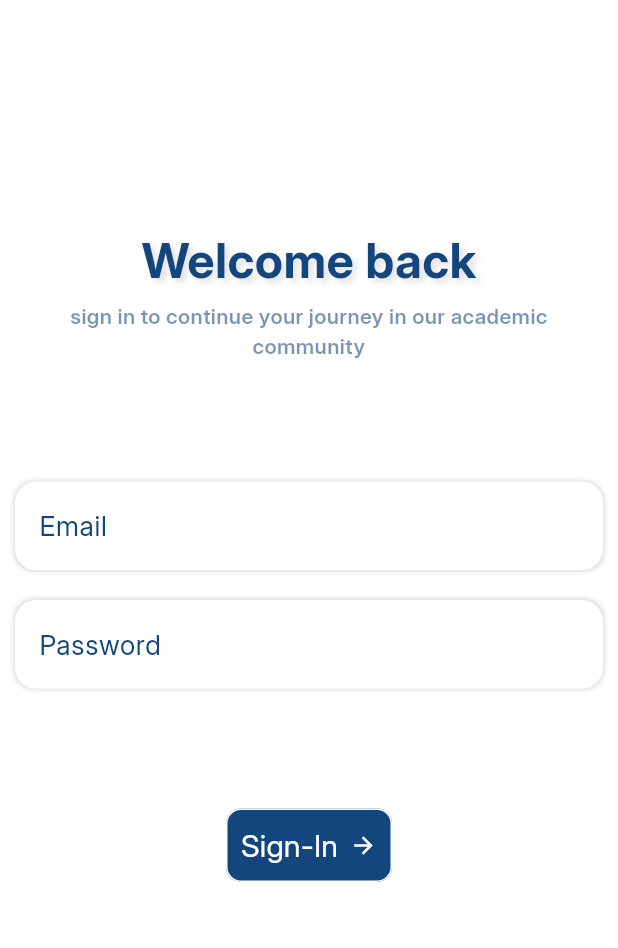
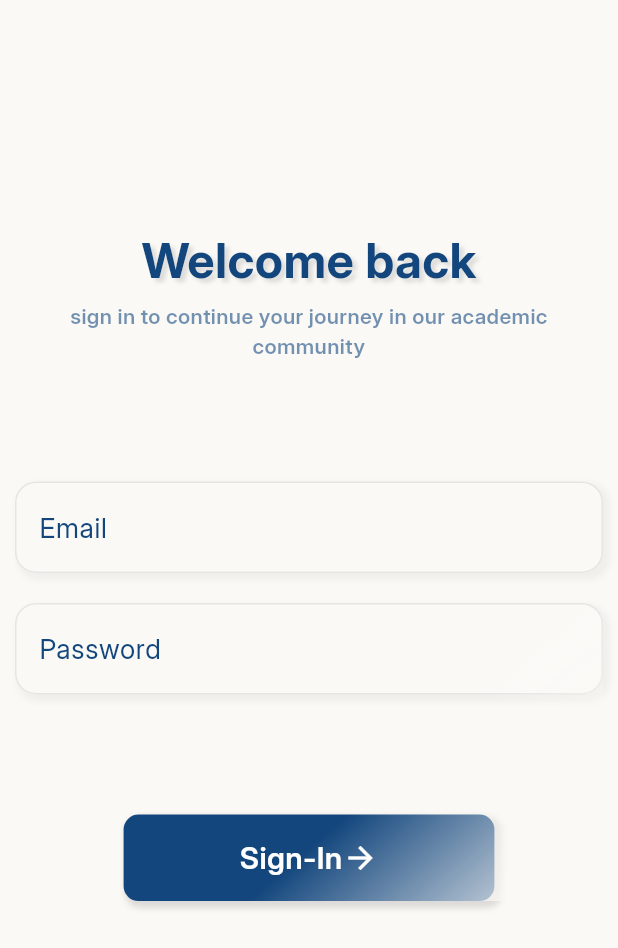
Before and after one commit to ALjavir/academicpanel, a Flutter app: the SigninPageMain screen opened directly, on a phone screen of 412 x 824 dp. Shown: the top 948 px of the screen. Run offline on Flutter 3.47's test engine with Material 3 defaults, Android fonts, the phone set to English and light mode, and no system bars; our stand-ins replace cloud_firestore, connectivity_plus, dropdown_button2, firebase_auth, firebase_core, flutter_image_compress and 5 more; accounts and stored records are empty; network calls fail.

Commit message:
auth competed :)
a proper slash screens, sign up, sign in page with backend and front end + animations

```diff
--- a/lib/controller/splashs/splashs_controller.dart
+++ b/lib/controller/splashs/splashs_controller.dart
@@ -1,6 +1,5 @@
 import 'package:academicpanel/controller/user/user_controller.dart';
 import 'package:academicpanel/model/auth/user_model.dart';
-import 'package:academicpanel/navigation/routes/routes.dart';
 import 'package:academicpanel/utility/error_widget/error_snackBar.dart';
 import 'package:cloud_firestore/cloud_firestore.dart';
 import 'package:firebase_auth/firebase_auth.dart';
--- a/lib/features/auth/page/signin_page_main.dart
+++ b/lib/features/auth/page/signin_page_main.dart
@@ -6,6 +6,8 @@ import 'package:academicpanel/model/auth/signin_model.dart';
 
 import 'package:academicpanel/navigation/routes/routes.dart';
 import 'package:academicpanel/network/check_connection/check_connection.dart';
+import 'package:academicpanel/theme/animation/diagonal_reveal.dart';
+import 'package:academicpanel/theme/style/color_style.dart';
 import 'package:academicpanel/utility/error_widget/error_snackbar.dart';
 import 'package:academicpanel/utility/loading/loading.dart';
 import 'package:flutter/material.dart';
@@ -36,9 +38,11 @@ class _SigninPageMainState extends State<SigninPageMain> {
   @override
   Widget build(BuildContext context) {
     return Scaffold(
-      backgroundColor: Colors.white,
+      backgroundColor: ColorStyle.light,
       body: SingleChildScrollView(
         padding: EdgeInsets.fromLTRB(10, 150, 10, 10),
+        child: DiagonalReveal(
+          duration: Duration(seconds: 2),
           child: Center(
             child: Column(
               spacing: 80,
@@ -57,7 +61,9 @@ class _SigninPageMainState extends State<SigninPageMain> {
                       hintText: 'Enter your university email',
                       validateFields: () {
                         setState(() {
-                        String email = textContEmail.text.trim().toLowerCase();
+                          String email = textContEmail.text
+                              .trim()
+                              .toLowerCase();
 
                           final studentPattern = RegExp(
                             r'^(\d{9})@student\.presidency\.edu\.bd$',
@@ -144,6 +150,7 @@ class _SigninPageMainState extends State<SigninPageMain> {
             ),
           ),
         ),
+      ),
     );
   }
 }
--- a/lib/features/auth/widget/auth_headertext.dart
+++ b/lib/features/auth/widget/auth_headertext.dart
@@ -28,15 +28,9 @@ class _AuthHeadertextState extends State<AuthHeadertext> {
           style: Fontstyle.auth(32, FontWeight.bold, ColorStyle.blue).copyWith(
             shadows: [
               BoxShadow(
-                color: Colors.black12,
+                color: const Color.fromARGB(30, 0, 0, 0),
                 offset: const Offset(3, 3), // Horizontal, Vertical offset
-                blurRadius: 5.0, // Softness
-              ),
-              // Optional: Add a second shadow for "Glow"
-              BoxShadow(
-                color: Colors.white10,
-                offset: const Offset(-2, -2), // Opposite direction
-                blurRadius: 5.0,
+                blurRadius: 3, // Softness
               ),
             ],
           ),
--- a/lib/features/auth/widget/custom_button.dart
+++ b/lib/features/auth/widget/custom_button.dart
@@ -15,28 +15,37 @@ class CustomButton extends StatefulWidget {
 class _CustomButtonState extends State<CustomButton> {
   @override
   Widget build(BuildContext context) {
-    return ElevatedButton.icon(
-      onPressed: () async {
+    return InkWell(
+      onTap: () async {
         await widget.onPressed();
       },
-      style: ElevatedButton.styleFrom(
-        elevation: 0,
-        backgroundColor: ColorStyle.blue,
-        foregroundColor: ColorStyle.lightBlue,
-        padding: EdgeInsets.all(10),
-        //fixedSize: Size(250, 50),
-        shape: RoundedRectangleBorder(
+      child: Container(
+        height: MediaQuery.of(context).size.height * 0.07,
+        width: MediaQuery.of(context).size.width * 0.6,
+        decoration: BoxDecoration(
+          color: ColorStyle.blue,
           borderRadius: BorderRadius.circular(10),
-          side: BorderSide(width: 1, color: Colors.white),
+          boxShadow: [
+            BoxShadow(
+              color: const Color.fromARGB(30, 0, 0, 0), // Soft dark shadow
+              blurRadius: 3,
+              offset: Offset(3, 3), // Softness
+              spreadRadius: 1.5,
+            ),
+          ],
+        ),
+
+        child: Row(
+          mainAxisAlignment: MainAxisAlignment.center,
+          children: [
+            Text(
+              widget.text,
+              style: Fontstyle.auth(20, FontWeight.w600, Colors.white),
+            ),
+            Icon(Icons.arrow_forward_outlined, color: Colors.white),
+          ],
         ),
       ),
-      label: Text(
-        widget.text,
-        style: Fontstyle.auth(20, FontWeight.w500, Colors.white),
-      ),
-
-      icon: Icon(Icons.arrow_forward_outlined, color: Colors.white),
-      iconAlignment: IconAlignment.end,
     );
   }
 }
--- a/lib/features/auth/widget/custom_textfield.dart
+++ b/lib/features/auth/widget/custom_textfield.dart
@@ -36,8 +36,13 @@ class _TextFieldState extends State<CustomTextfield> {
     nameFocusNode.addListener(() {
       if (!nameFocusNode.hasFocus) {
         widget.validateFields();
-        //print("This is printtttttting");
       }
+      // else {
+      //   print(
+      //     "-----------------------------------------------------------------This is printtttttting",
+      //   );
+      //   // Field has gained focus
+      // }
     });
   }
 
@@ -46,17 +51,15 @@ class _TextFieldState extends State<CustomTextfield> {
     return Container(
       // 1. The Container creates the "Physical" 3D shape
       decoration: BoxDecoration(
-        color: Colors.white,
-        borderRadius: BorderRadius.circular(
-          14,
-        ), // Must match your TextField border radius
+        color: ColorStyle.light,
+        borderRadius: BorderRadius.circular(14),
+
         boxShadow: [
-          // The "Lifted" Shadow
           BoxShadow(
-            color: Colors.black12, // Soft dark shadow
-            // Push shadow down-right
-            blurRadius: 1.6, // Softness
-            spreadRadius: 0.8,
+            color: const Color.fromARGB(10, 0, 0, 0), // Soft dark shadow
+            blurRadius: 3,
+            offset: Offset(3, 3), // Softness
+            spreadRadius: 1.5,
           ),
         ],
       ),
@@ -67,15 +70,20 @@ class _TextFieldState extends State<CustomTextfield> {
         focusNode: nameFocusNode,
         style: Fontstyle.auth(18, FontWeight.w500, ColorStyle.blue),
         maxLines: widget.maxline,
+
         decoration: InputDecoration(
           errorText: widget.errorText,
-          errorStyle: const TextStyle(color: Colors.red, fontSize: 18),
+          errorStyle: Fontstyle.errorSnackBar(
+            16,
+            const Color.fromARGB(150, 244, 67, 54),
+            FontWeight.w500,
+          ),
           labelText: widget.lebalText,
           labelStyle: Fontstyle.auth(18, FontWeight.normal, ColorStyle.blue),
           floatingLabelStyle: Fontstyle.auth(
             18,
             FontWeight.normal,
-            ColorStyle.lightBlue,
+            ColorStyle.blue,
           ),
           hintText: widget.hintText,
           hintStyle: Fontstyle.auth(
@@ -91,7 +99,10 @@ class _TextFieldState extends State<CustomTextfield> {
           // Normal border
           enabledBorder: OutlineInputBorder(
             borderRadius: BorderRadius.circular(14),
-            borderSide: const BorderSide(color: Colors.transparent, width: 1),
+            borderSide: const BorderSide(
+              color: Color.fromARGB(20, 0, 0, 0),
+              width: 1,
+            ),
           ),
 
           // Focused border (stay rounded)
@@ -103,20 +114,21 @@ class _TextFieldState extends State<CustomTextfield> {
           // Error border
           errorBorder: OutlineInputBorder(
             borderRadius: BorderRadius.circular(14),
-            borderSide: const BorderSide(color: Colors.red, width: 2),
+            borderSide: const BorderSide(color: Colors.red, width: 1),
           ),
 
           // Focused + Error border
           focusedErrorBorder: OutlineInputBorder(
             borderRadius: BorderRadius.circular(14),
-            borderSide: const BorderSide(color: Colors.red, width: 2),
+
+            borderSide: const BorderSide(color: Colors.red, width: 1),
           ),
 
           contentPadding: const EdgeInsets.fromLTRB(
             12,
             16,
             12,
-            16,
+            18,
           ), // Adjusted padding slightly for better look
         ),
       ),
--- a/lib/theme/animation/blurry_typewriter_text.dart
+++ b/lib/theme/animation/blurry_typewriter_text.dart
@@ -12,8 +12,8 @@ class BlurryTypewriterText extends StatefulWidget {
     super.key,
     required this.text,
     required this.style,
-    this.duration = const Duration(milliseconds: 2000),
-    this.blurStrength = 10.0,
+    this.duration = const Duration(milliseconds: 3000),
+    this.blurStrength = 5.0,
   });
 
   @override
@@ -43,7 +43,7 @@ class _BlurryTypewriterTextState extends State<BlurryTypewriterText>
       // Each letter starts slightly later than the previous one
       final double start = i * step;
       final double end =
-          start + 0.5; // Each letter takes 50% of timeline to fully animate
+          start + 0.2; // Each letter takes 50% of timeline to fully animate
 
       // Create the Interval for this specific letter
       final interval = CurvedAnimation(
--- a/lib/theme/animation/diagonal_reveal.dart
+++ b/lib/theme/animation/diagonal_reveal.dart
@@ -10,7 +10,7 @@ class DiagonalReveal extends StatefulWidget {
   const DiagonalReveal({
     super.key,
     required this.child,
-    this.duration = const Duration(seconds: 2),
+    this.duration = const Duration(seconds: 3),
   });
 
   @override
@@ -24,8 +24,15 @@ class _DiagonalRevealState extends State<DiagonalReveal>
   @override
   void initState() {
     super.initState();
-    _controller = AnimationController(vsync: this, duration: widget.duration)
-      ..forward(); // Start animation immediately
+    _controller = AnimationController(vsync: this, duration: widget.duration);
+
+    // START DELAY: Wait 500ms for the page transition to finish settling
+    // before starting the wiper animation. This creates a smoother feel.
+    Future.delayed(const Duration(milliseconds: 300), () {
+      if (mounted) {
+        _controller.forward();
+      }
+    });
   }
 
   @override
--- a/lib/theme/style/color_style.dart
+++ b/lib/theme/style/color_style.dart
@@ -1,10 +1,11 @@
 import 'package:flutter/material.dart';
 
 class ColorStyle {
-  static const Color light = Colors.white;
+  static const Color light = Color(0xFFFAF9F6);
+
   static const Color glassWhite = Color(0xFFFBFAF3);
   static const Color blue = Color(0xFF13467D);
-  static const Color lightBlue = Color.fromARGB(146, 19, 70, 125);
+  static const Color lightBlue = Color.fromARGB(150, 19, 70, 125);
   static const Color red = Color(0xFF9F1B19);
 }
 
--- a/lib/theme/style/image_style.dart
+++ b/lib/theme/style/image_style.dart
@@ -16,6 +16,10 @@ class ImageStyle {
     return 'lib/assets/icon/no_internet.png';
   }
 
+  static String addImage() {
+    return 'lib/assets/icon/add_image.png';
+  }
+
   static String backGroundImage() {
     return 'lib/assets/logo/bg (11).jpg';
   }
```
Also changed, not shown: lib/features/auth/page/signup_page_main.dart (+27 -11 lines), lib/features/auth/widget/auth_image.dart (+24 -11 lines), lib/features/auth/widget/custom_dropdown_button.dart (+25 -7 lines), lib/features/splash_screen/splashs_page_main.dart (+0 -8 lines), lib/main.dart (+0 -20 lines), lib/navigation/routes/routes.dart (+16 -4 lines), lib/theme/shadow_container/shadow_container.dart (deleted, +0 -42 lines), lib/assets/icon/add_image.png (added). Lines whose indentation alone changed are shown as unchanged.
